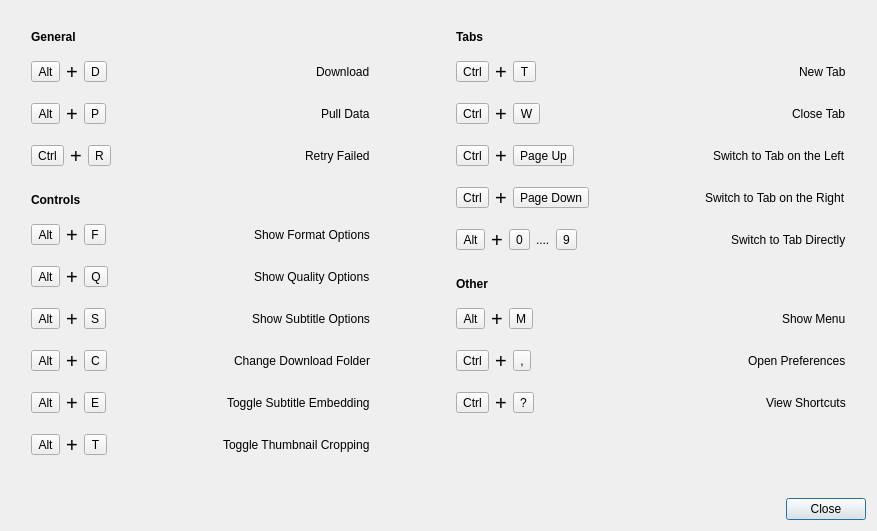
The window that src/designer/keyboard_shortcuts_dialog.ui (markop404/media-downloader) describes before a commit, drawn with Qt 5.
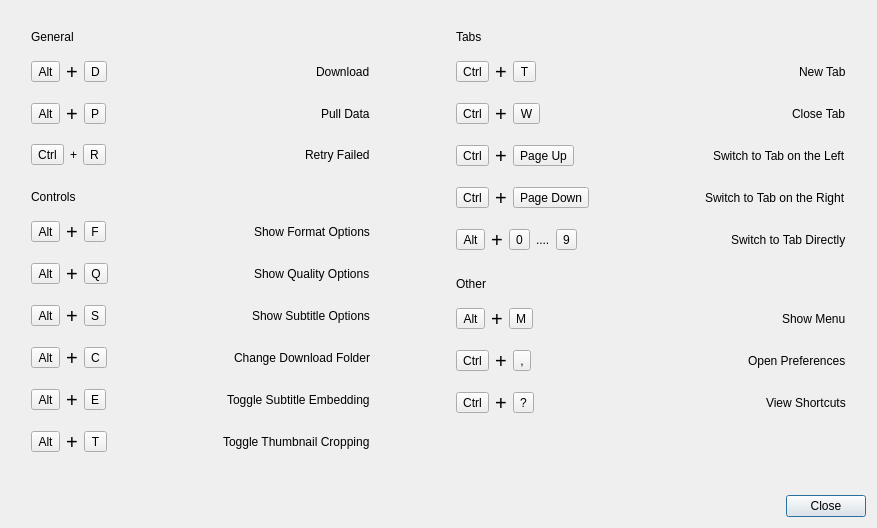
The same window after the commit.

```diff
--- a/src/designer/keyboard_shortcuts_dialog.ui
+++ b/src/designer/keyboard_shortcuts_dialog.ui
@@ -44,13 +44,6 @@
        </item>
        <item>
         <widget class="QLabel" name="generalSectionLabel">
-         <property name="font">
-          <font>
-           <bold>true</bold>
-           <stylestrategy>PreferAntialias</stylestrategy>
-           <hintingpreference>PreferFullHinting</hintingpreference>
-          </font>
-         </property>
          <property name="text">
           <string>General</string>
          </property>
@@ -248,14 +241,6 @@
          </item>
          <item>
           <widget class="QLabel" name="label">
-           <property name="font">
-            <font>
-             <pointsize>15</pointsize>
-             <stylestrategy>PreferAntialias</stylestrategy>
-             <hintingpreference>PreferFullHinting</hintingpreference>
-             <fontweight>Light</fontweight>
-            </font>
-           </property>
            <property name="text">
             <string>+</string>
            </property>
@@ -311,13 +296,6 @@
        </item>
        <item>
         <widget class="QLabel" name="controlsSectionLabel">
-         <property name="font">
-          <font>
-           <bold>true</bold>
-           <stylestrategy>PreferAntialias</stylestrategy>
-           <hintingpreference>PreferFullHinting</hintingpreference>
-          </font>
-         </property>
          <property name="text">
           <string>Controls</string>
          </property>
@@ -869,13 +847,6 @@
        </item>
        <item>
         <widget class="QLabel" name="tabsSectionLabel">
-         <property name="font">
-          <font>
-           <bold>true</bold>
-           <stylestrategy>PreferAntialias</stylestrategy>
-           <hintingpreference>PreferFullHinting</hintingpreference>
-          </font>
-         </property>
          <property name="text">
           <string>Tabs</string>
          </property>
@@ -1327,13 +1298,6 @@
        </item>
        <item>
         <widget class="QLabel" name="otherSectionLabel">
-         <property name="font">
-          <font>
-           <bold>true</bold>
-           <stylestrategy>PreferAntialias</stylestrategy>
-           <hintingpreference>PreferFullHinting</hintingpreference>
-          </font>
-         </property>
          <property name="text">
           <string>Other</string>
          </property>
```
